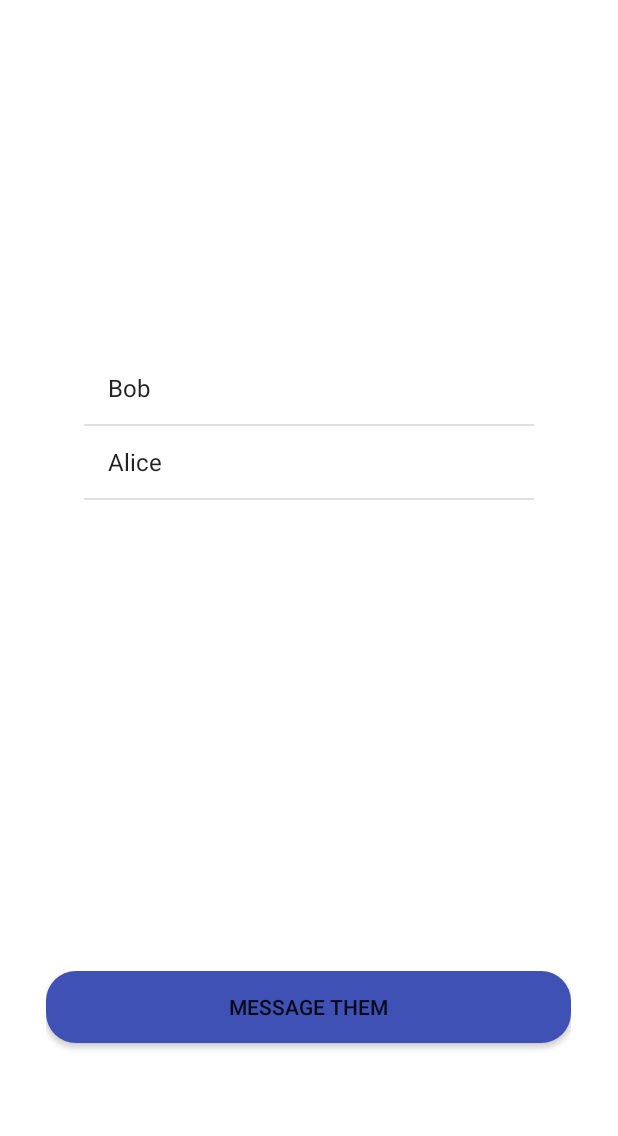
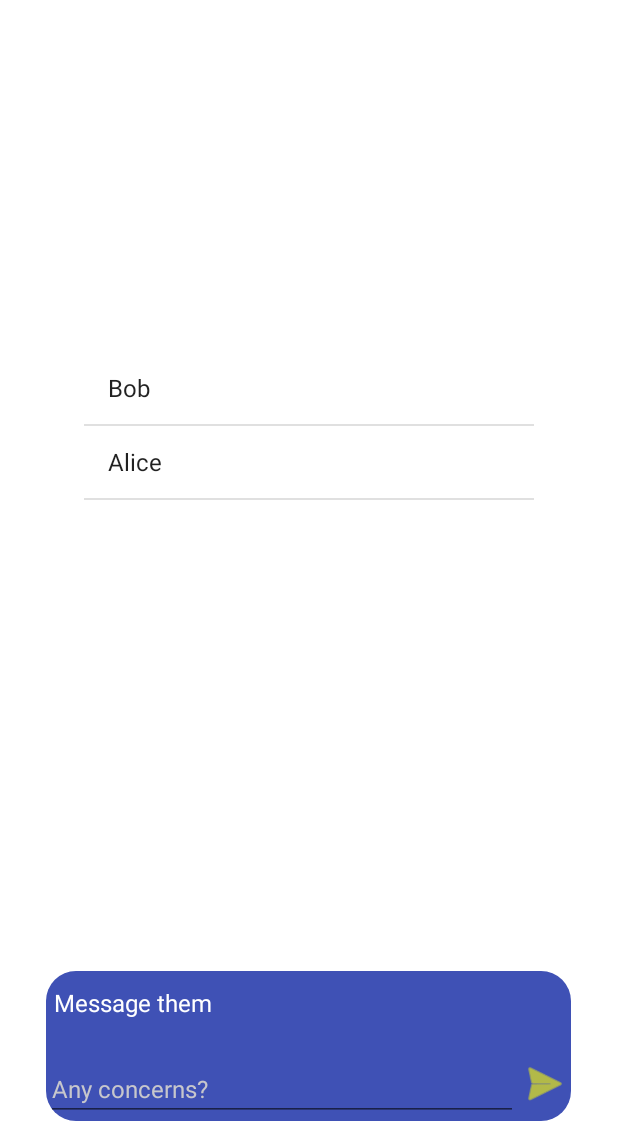
Before and after one commit to QAPPTeam/WalkHome-android, an Android app: the MapsActivity2 screen opened directly, with no data from a screen before it, on a phone screen of 412 x 824 dp, the part 100-1236 px from its top. Run offline under Robolectric (Android 15) with nearby library versions, the phone set to English and light mode, and no system bars.

```diff
--- a/app/src/main/java/com/example/bassi/whome/MapsActivity.java
+++ b/app/src/main/java/com/example/bassi/whome/MapsActivity.java
@@ -120,17 +120,7 @@ public class MapsActivity extends FragmentActivity implements OnMapReadyCallback
         getPermissions(googleMap);
 
 
-        // temp all the time
-        OutOfBounds outbounds = new OutOfBounds();
-        FragmentTransaction fragtran = getFragmentManager().beginTransaction();
 
-        // Replace whatever is in the fragment_container view with this fragment,
-        // and add the transaction to the back stack
-        fragtran.replace(R.id.fragment_container, outbounds);
-        fragtran.addToBackStack(null);
-        // Commit the transaction
-        fragtran.commit();
-        //end temp all the time
 
 
         LatLng userLocation = initLocation(googleMap);
@@ -149,15 +139,10 @@ public class MapsActivity extends FragmentActivity implements OnMapReadyCallback
                 Toast.makeText(getApplicationContext(), "Undefined user location", Toast.LENGTH_LONG).show();
             }
             //checks if the user's location is within the walkhome range
-            else if (PolyUtil.containsLocation(userLocation, bounds.getPoints(), false)) {
-                OutOfBounds newFragment = new OutOfBounds();
+            else if (!PolyUtil.containsLocation(userLocation, bounds.getPoints(), false)) {
+                OutOfBounds outbounds = new OutOfBounds();
                 FragmentTransaction transaction = getFragmentManager().beginTransaction();
-
-                // Replace whatever is in the fragment_container view with this fragment,
-                // and add the transaction to the back stack
-                transaction.replace(R.id.fragment_container, newFragment);
-                transaction.addToBackStack(null);
-                // Commit the transaction
+                transaction.replace(R.id.fragment_container, outbounds);
                 transaction.commit();
 
 
--- a/app/src/main/java/com/example/bassi/whome/MapsActivity2.java
+++ b/app/src/main/java/com/example/bassi/whome/MapsActivity2.java
@@ -20,7 +20,9 @@ import android.util.Log;
 import android.view.View;
 import android.widget.ArrayAdapter;
 import android.widget.Button;
+import android.widget.LinearLayout;
 import android.widget.ListView;
+import android.widget.RelativeLayout;
 import android.widget.Toast;
 
 import com.google.android.gms.maps.CameraUpdateFactory;
@@ -71,8 +73,8 @@ public class MapsActivity2 extends FragmentActivity implements OnMapReadyCallbac
         SupportMapFragment mapFragment = (SupportMapFragment) getSupportFragmentManager()
                 .findFragmentById(R.id.map);
         mapFragment.getMapAsync(this);
-        Button msgThem = (Button)findViewById(R.id.msgThemButton);
-        listView = (ListView) findViewById(R.id.matchStudents);
+        RelativeLayout msgThem = findViewById(R.id.relativeLayout2);
+        listView = findViewById(R.id.matchStudents);
         msgThem.setOnClickListener(new View.OnClickListener() {
             @Override
             public void onClick(View view) {
@@ -81,7 +83,7 @@ public class MapsActivity2 extends FragmentActivity implements OnMapReadyCallbac
             }
         });
 
-        matchStudents = new ArrayList<String>();
+        matchStudents = new ArrayList<>();
 
         matchStudents.add("Bob");
         matchStudents.add("Alice");
--- a/app/src/main/res/layout/activity_maps_two.xml
+++ b/app/src/main/res/layout/activity_maps_two.xml
@@ -1,6 +1,5 @@
 <?xml version="1.0" encoding="utf-8"?>
 <RelativeLayout xmlns:android="http://schemas.android.com/apk/res/android"
-    xmlns:app="http://schemas.android.com/apk/res-auto"
     xmlns:tools="http://schemas.android.com/tools"
     android:layout_width="match_parent"
     android:layout_height="match_parent"
@@ -24,7 +23,6 @@
             android:layout_below="@+id/map" />
 
         <fragment xmlns:android="http://schemas.android.com/apk/res/android"
-            xmlns:map="http://schemas.android.com/apk/res-auto"
             xmlns:tools="http://schemas.android.com/tools"
             android:id="@+id/map"
             android:background="@drawable/layout_bg"
@@ -41,16 +39,49 @@
         android:layout_height="100dp"
         android:layout_alignParentBottom="true"
         android:layout_centerHorizontal="true"
-        android:layout_marginBottom="10dp">
+        android:layout_marginBottom="10dp"
+        android:background="@drawable/layout_message_box"
+        android:orientation="vertical">
 
-        <Button
-            android:id="@+id/msgThemButton"
+        <TextView
+            android:layout_width="wrap_content"
+            android:layout_height="wrap_content"
+            android:layout_alignParentTop="true"
+            android:paddingStart="5dp"
+            android:paddingEnd="5dp"
+            android:paddingTop="10dp"
+            android:text="@string/message_WHOME"
+            android:textColor="@color/white"
+            android:textSize="16sp" />
+
+        <LinearLayout
             android:layout_width="match_parent"
             android:layout_height="wrap_content"
-            android:text="@string/message_WHOME"
-            android:layout_centerHorizontal="true"
-            android:background="@drawable/layout_message_box"/>
+            android:layout_alignParentBottom="true"
+            android:orientation="horizontal"
+            android:weightSum="10">
 
+            <EditText
+                android:inputType="none"
+                android:layout_width="0dp"
+                android:layout_height="wrap_content"
+                android:layout_gravity="bottom"
+                android:layout_weight="9"
+                android:clickable="false"
+                android:text="@string/concerns"
+                android:textColor="@color/rickyGrey"
+                android:textSize="16sp" />
+
+            <ImageView
+                android:id="@+id/msgThemButton"
+                android:layout_width="0dp"
+                android:layout_height="50dp"
+                android:tint="#ffff00"
+                android:layout_weight="1"
+                android:contentDescription="Send message icon"
+                android:src="@drawable/ic_menu_send"
+                android:text="@string/message_WHOME" />
+        </LinearLayout>
     </RelativeLayout>
 
 
--- a/app/src/main/res/values/colors.xml
+++ b/app/src/main/res/values/colors.xml
@@ -7,4 +7,5 @@
     <color name="rickyRed"> #DE3E3E</color>
     <color name="rickyGrey">#C7C7CC</color>
     <color name="white">#FFFFFF</color>
+    <color name="rickyBlue">#3051BB</color>
 </resources>
--- a/app/src/main/res/values/strings.xml
+++ b/app/src/main/res/values/strings.xml
@@ -11,4 +11,5 @@
     <string name="not_running">Walkhome is not running at this area.</string>
     <string name = "check_map">Check the map below to see how far we can get!</string>
     <string name="bounds_image_desc">An image displaying locations Walkhome services</string>
+    <string name="concerns">Any concerns?</string>
 </resources>
```
